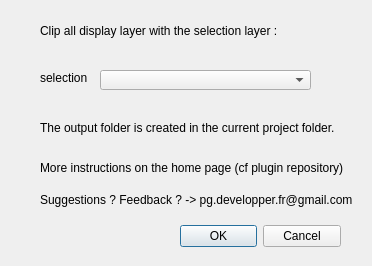
The window that Clip_Multiple_Layers_dialog_base.ui (Taknok/Qgisplugin-ClipMultipleLayers) describes before a commit, drawn with Qt 5.
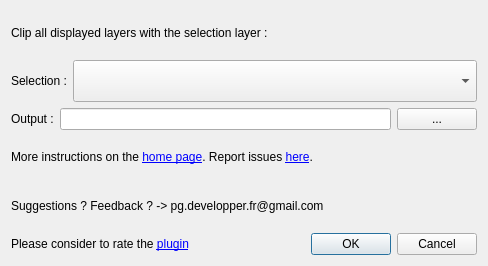
The same window after the commit.

Patch:
```diff
--- a/Clip_Multiple_Layers_dialog_base.ui
+++ b/Clip_Multiple_Layers_dialog_base.ui
@@ -6,7 +6,7 @@
    <rect>
     <x>0</x>
     <y>0</y>
-    <width>372</width>
+    <width>488</width>
     <height>266</height>
    </rect>
   </property>
@@ -25,130 +25,111 @@
   <property name="windowTitle">
    <string>ClipMultipleLayers</string>
   </property>
-  <widget class="QDialogButtonBox" name="button_box">
-   <property name="geometry">
-    <rect>
-     <x>180</x>
-     <y>220</y>
-     <width>161</width>
-     <height>32</height>
-    </rect>
-   </property>
-   <property name="orientation">
-    <enum>Qt::Horizontal</enum>
-   </property>
-   <property name="standardButtons">
-    <set>QDialogButtonBox::Cancel|QDialogButtonBox::Ok</set>
-   </property>
-  </widget>
-  <widget class="QLabel" name="label_2">
-   <property name="geometry">
-    <rect>
-     <x>40</x>
-     <y>120</y>
-     <width>341</width>
-     <height>16</height>
-    </rect>
-   </property>
-   <property name="text">
-    <string>The output folder is created in the current project folder.</string>
-   </property>
-  </widget>
-  <widget class="QLabel" name="label_3">
-   <property name="geometry">
-    <rect>
-     <x>40</x>
-     <y>190</y>
-     <width>341</width>
-     <height>20</height>
-    </rect>
-   </property>
-   <property name="text">
-    <string>Suggestions ? Feedback ? -&gt; pg.developper.fr@gmail.com</string>
-   </property>
-  </widget>
-  <widget class="QLabel" name="label_4">
-   <property name="geometry">
-    <rect>
-     <x>40</x>
-     <y>10</y>
-     <width>271</width>
-     <height>41</height>
-    </rect>
-   </property>
-   <property name="text">
-    <string>Clip all display layer with the selection layer :</string>
-   </property>
-  </widget>
-  <widget class="QLabel" name="label_6">
-   <property name="geometry">
-    <rect>
-     <x>40</x>
-     <y>160</y>
-     <width>341</width>
-     <height>16</height>
-    </rect>
-   </property>
-   <property name="text">
-    <string>More instructions on the home page (cf plugin repository)</string>
-   </property>
-  </widget>
-  <widget class="QLabel" name="label">
-   <property name="geometry">
-    <rect>
-     <x>40</x>
-     <y>70</y>
-     <width>51</width>
-     <height>16</height>
-    </rect>
-   </property>
-   <property name="text">
-    <string>selection :</string>
-   </property>
-  </widget>
-  <widget class="QComboBox" name="comboBox">
-   <property name="geometry">
-    <rect>
-     <x>100</x>
-     <y>70</y>
-     <width>211</width>
-     <height>20</height>
-    </rect>
-   </property>
-  </widget>
-  <widget class="QWidget" name="formLayoutWidget">
-   <property name="geometry">
-    <rect>
-     <x>30</x>
-     <y>110</y>
-     <width>331</width>
-     <height>111</height>
-    </rect>
-   </property>
-   <layout class="QFormLayout" name="formLayout"/>
-  </widget>
-  <widget class="QWidget" name="formLayoutWidget_2">
-   <property name="geometry">
-    <rect>
-     <x>30</x>
-     <y>10</y>
-     <width>291</width>
-     <height>41</height>
-    </rect>
-   </property>
-   <layout class="QFormLayout" name="formLayout_2"/>
-  </widget>
-  <widget class="QWidget" name="verticalLayoutWidget">
-   <property name="geometry">
-    <rect>
-     <x>30</x>
-     <y>60</y>
-     <width>61</width>
-     <height>31</height>
-    </rect>
-   </property>
-   <layout class="QVBoxLayout" name="verticalLayout"/>
-  </widget>
+  <layout class="QGridLayout" name="gridLayout">
+   <item row="1" column="0">
+    <layout class="QHBoxLayout" name="horizontalLayout_2">
+     <item alignment="Qt::AlignLeft">
+      <widget class="QLabel" name="label">
+       <property name="sizePolicy">
+        <sizepolicy hsizetype="MinimumExpanding" vsizetype="Preferred">
+         <horstretch>0</horstretch>
+         <verstretch>0</verstretch>
+        </sizepolicy>
+       </property>
+       <property name="text">
+        <string>Selection :</string>
+       </property>
+      </widget>
+     </item>
+     <item>
+      <widget class="QComboBox" name="comboBox">
+       <property name="sizePolicy">
+        <sizepolicy hsizetype="Expanding" vsizetype="Minimum">
+         <horstretch>0</horstretch>
+         <verstretch>0</verstretch>
+        </sizepolicy>
+       </property>
+      </widget>
+     </item>
+    </layout>
+   </item>
+   <item row="6" column="0">
+    <layout class="QHBoxLayout" name="horizontalLayout">
+     <item>
+      <widget class="QLabel" name="label_2">
+       <property name="text">
+        <string>Output :</string>
+       </property>
+      </widget>
+     </item>
+     <item>
+      <widget class="QLineEdit" name="lineEdit">
+       <property name="readOnly">
+        <bool>true</bool>
+       </property>
+      </widget>
+     </item>
+     <item>
+      <widget class="QPushButton" name="pushButton">
+       <property name="text">
+        <string>...</string>
+       </property>
+      </widget>
+     </item>
+    </layout>
+   </item>
+   <item row="7" column="0">
+    <widget class="QLabel" name="label_6">
+     <property name="text">
+      <string>&lt;html&gt;&lt;head/&gt;&lt;body&gt;&lt;p&gt;More instructions on the &lt;a href=&quot;https://github.com/Taknok/Qgisplugin-ClipMultipleLayers/wiki&quot;&gt;&lt;span style=&quot; text-decoration: underline; color:#0000ff;&quot;&gt;home page&lt;/span&gt;&lt;/a&gt;. Report issues &lt;a href=&quot;https://github.com/Taknok/Qgisplugin-ClipMultipleLayers/issues&quot;&gt;&lt;span style=&quot; text-decoration: underline; color:#0000ff;&quot;&gt;here&lt;/span&gt;&lt;/a&gt;.&lt;/p&gt;&lt;/body&gt;&lt;/html&gt;</string>
+     </property>
+     <property name="openExternalLinks">
+      <bool>true</bool>
+     </property>
+     <property name="buddy">
+      <cstring></cstring>
+     </property>
+    </widget>
+   </item>
+   <item row="8" column="0">
+    <widget class="QLabel" name="label_3">
+     <property name="text">
+      <string>Suggestions ? Feedback ? -&gt; pg.developper.fr@gmail.com</string>
+     </property>
+     <property name="openExternalLinks">
+      <bool>false</bool>
+     </property>
+    </widget>
+   </item>
+   <item row="0" column="0">
+    <widget class="QLabel" name="label_4">
+     <property name="text">
+      <string>Clip all displayed layers with the selection layer :</string>
+     </property>
+    </widget>
+   </item>
+   <item row="10" column="0">
+    <layout class="QHBoxLayout" name="horizontalLayout_3">
+     <item>
+      <widget class="QLabel" name="label_5">
+       <property name="text">
+        <string>&lt;html&gt;&lt;head/&gt;&lt;body&gt;&lt;p&gt;Please consider to rate the &lt;a href=&quot;http://plugins.qgis.org/plugins/ClipMultipleLayers/&quot;&gt;&lt;span style=&quot; text-decoration: underline; color:#0000ff;&quot;&gt;plugin&lt;/span&gt;&lt;/a&gt;&lt;/p&gt;&lt;/body&gt;&lt;/html&gt;</string>
+       </property>
+      </widget>
+     </item>
+     <item>
+      <widget class="QDialogButtonBox" name="button_box">
+       <property name="orientation">
+        <enum>Qt::Horizontal</enum>
+       </property>
+       <property name="standardButtons">
+        <set>QDialogButtonBox::Cancel|QDialogButtonBox::Ok</set>
+       </property>
+      </widget>
+     </item>
+    </layout>
+   </item>
+  </layout>
  </widget>
  <resources/>
  <connections>
```
Left out of the diff: 8 changed lines with no effect on the pictures.
